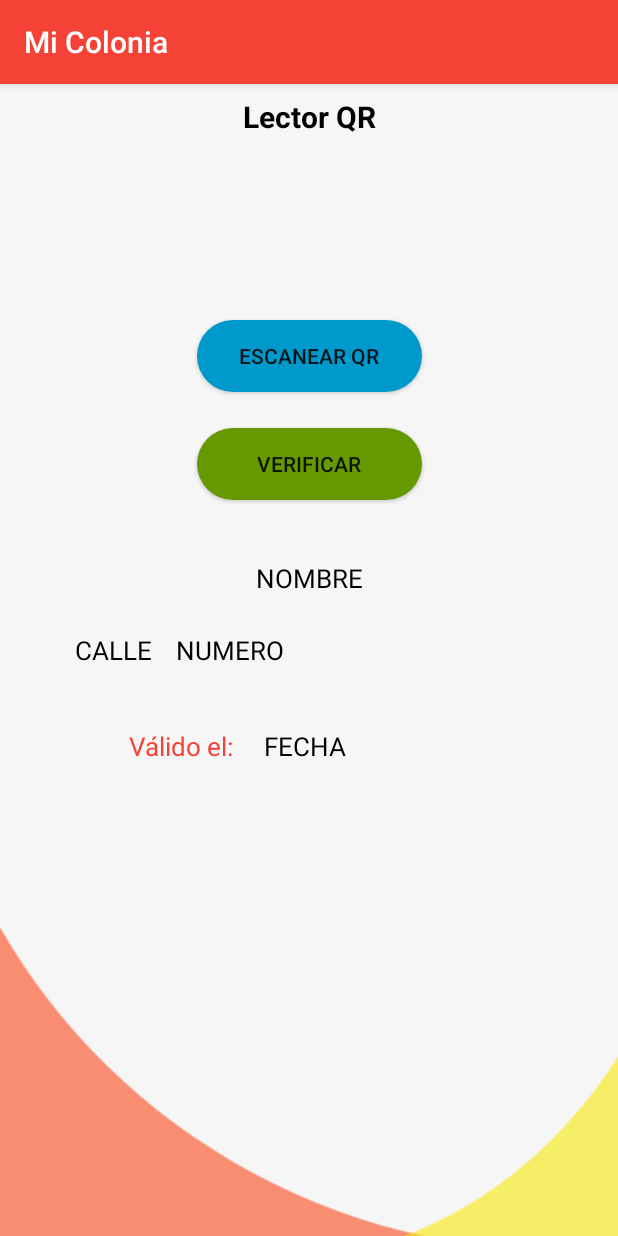
After one commit to Diegobr21/MiColonia, an Android app: the LectorQR screen opened directly, with no data from a screen before it, on a phone screen of 412 x 824 dp. The commit adds this screen. Run offline under Robolectric (Android 15) with nearby library versions, the phone set to English and light mode, and no system bars; our stand-ins replace Firebase (no records; nobody signed in at launch, a user with empty details on screens opened directly).

Commit message:
Qr code generator and scanner working

```diff
--- a/app/build.gradle
+++ b/app/build.gradle
@@ -42,6 +42,8 @@ dependencies {
     annotationProcessor 'com.github.bumptech.glide:compiler:4.9.0'
     implementation 'org.jetbrains:annotations-java5:15.0'
     //implementation 'com.journeyapps:zxing-android-embedded:4.1.0'
+    implementation 'com.journeyapps:zxing-android-embedded:3.2.0'
+    implementation 'com.google.zxing:core:3.3.0'
 
     // FirebaseUI for Cloud Firestore
     //implementation 'com.firebaseui:firebase-ui-firestore:6.2.0'
--- a/app/src/main/java/com/micolonia/app/Admin.java
+++ b/app/src/main/java/com/micolonia/app/Admin.java
@@ -45,9 +45,10 @@ private TextView usercolonia;
     private DocumentReference usuRef;
     private FirebaseFirestore db;
     private FirebaseAuth mAuth;
+    public String current_colonia, colonia_a;
     //private Map<String, Object> current_admin;
     private List<Usuario> arrayusuarios;
-    public String current_colonia, colonia_a;
+
     Context context;
     @Override
     protected void onCreate(Bundle savedInstanceState) {
--- /dev/null
+++ b/app/src/main/java/com/micolonia/app/LectorQR.java
@@ -0,0 +1,186 @@
+package com.micolonia.app;
+
+import androidx.annotation.NonNull;
+import androidx.annotation.Nullable;
+import androidx.appcompat.app.AppCompatActivity;
+
+import android.app.ProgressDialog;
+import android.content.Intent;
+import android.os.Bundle;
+import android.view.View;
+import android.widget.Button;
+import android.widget.TextView;
+import android.widget.Toast;
+
+import com.google.android.gms.tasks.OnFailureListener;
+import com.google.android.gms.tasks.OnSuccessListener;
+import com.google.firebase.auth.FirebaseAuth;
+import com.google.firebase.auth.FirebaseUser;
+import com.google.firebase.firestore.DocumentReference;
+import com.google.firebase.firestore.DocumentSnapshot;
+import com.google.firebase.firestore.FirebaseFirestore;
+import com.google.firebase.firestore.Query;
+import com.google.zxing.BarcodeFormat;
+import com.google.zxing.integration.android.IntentIntegrator;
+import com.google.zxing.integration.android.IntentResult;
+
+import java.util.Map;
+
+public class LectorQR extends AppCompatActivity {
+    private Button btnescanear_qr, btnverificar_qr;
+    private TextView txtqr, txtnom, txtcalle, txtnum, txtfecha;
+    //Firebase
+    private DocumentReference usuRef;
+    private FirebaseFirestore db;
+    private FirebaseAuth mAuth;
+    public String current_colonia, colonia_a, nombreusu, calleusu, numcalleusu;
+
+    @Override
+    protected void onCreate(Bundle savedInstanceState) {
+        super.onCreate(savedInstanceState);
+        setContentView(R.layout.activity_lector_qr);
+
+        //Firebase
+        db = FirebaseFirestore.getInstance();
+        mAuth = FirebaseAuth.getInstance();
+        FirebaseUser user = mAuth.getCurrentUser();
+        //email_current_user=user.getEmail();
+        usuRef=db.collection("usuarios").document(user.getUid());
+
+        btnescanear_qr = findViewById(R.id.btn_escanear_qr);
+        btnverificar_qr = findViewById(R.id.btn_verifycode);
+        txtqr = findViewById(R.id.txt_qr);
+        txtcalle = findViewById(R.id.calle_verify);
+        txtnom = findViewById(R.id.nom_verify);
+        txtnum = findViewById(R.id.numcalle_verify);
+        txtfecha = findViewById(R.id.fecha_validez);
+
+        btnescanear_qr.setOnClickListener(new View.OnClickListener() {
+            @Override
+            public void onClick(View v) {
+                new IntentIntegrator(LectorQR.this).initiateScan();
+            }
+        });
+
+        btnverificar_qr.setOnClickListener(new View.OnClickListener() {
+            @Override
+            public void onClick(View v) {
+                gettingColonia();
+            }
+        });
+    }
+
+    public String gettingColonia(){
+        usuRef.get()
+                .addOnSuccessListener(new OnSuccessListener<DocumentSnapshot>() {
+                    @Override
+                    public void onSuccess(DocumentSnapshot documentSnapshot) {
+
+                        if (documentSnapshot.exists()){
+                            Map<String, Object> usu = documentSnapshot.getData();
+                            current_colonia = usu.get("colonia").toString().trim();
+                            //Toast.makeText(Perfil.this, current_tipo, Toast.LENGTH_SHORT).show();
+                            if (current_colonia.equals("1")){
+                                colonia_a="Las Hadas";
+
+                            }
+                            else if (current_colonia.equals("2")){
+                                colonia_a="Mision Anahuac";
+                            }
+                            //usercolonia.setText("Admin colonia: " + colonia_a);
+                            verificarUID(current_colonia);
+
+                        }else{
+                            Toast.makeText(LectorQR.this,"No existe el id_colonia del usuario", Toast.LENGTH_SHORT).show();
+                        }
+                    }
+                })
+                .addOnFailureListener(new OnFailureListener() {
+                    @Override
+                    public void onFailure(@NonNull Exception e) {
+                        Toast.makeText(LectorQR.this,"Error!", Toast.LENGTH_SHORT).show();
+                    }
+                });
+        return current_colonia;
+    }
+
+
+    @Override
+    protected void onActivityResult(int requestCode, int resultCode, @Nullable Intent data) {
+        super.onActivityResult(requestCode, resultCode, data);
+        IntentResult result = IntentIntegrator.parseActivityResult(requestCode, resultCode, data);
+        if (result != null){
+            if(result.getContents() != null){
+                txtqr.setText(result.getContents());
+            }else{
+                Toast.makeText(this, "Error al escanear", Toast.LENGTH_SHORT).show();
+                txtqr.setText("");
+            }
+        }
+    }
+
+    private void verificarUID(final String colonia){
+
+
+        //final String uid = txtqr.getText().toString().trim();
+        String qr = txtqr.getText().toString().trim();
+        if (qr.length() > 0){
+            String[] parts = qr.split(" ");
+            final String uid = parts[0];
+            final String fecha = parts[1];
+            if (fecha.length() > 0){
+                txtfecha.setText(fecha);
+            }
+
+            //Toast.makeText(this, uid2, Toast.LENGTH_LONG).show();
+            if (uid.isEmpty()){
+                Toast.makeText(this, "No se ha escaneado codigo", Toast.LENGTH_LONG).show();
+
+            }else{
+                final ProgressDialog progressDialog = new ProgressDialog(this);
+                progressDialog.setMessage("Cargando");
+                progressDialog.show();
+
+                db.collection("usuarios").document(uid).get()
+                        .addOnSuccessListener(new OnSuccessListener<DocumentSnapshot>() {
+                            @Override
+                            public void onSuccess(DocumentSnapshot documentSnapshot) {
+                                if (documentSnapshot.exists()){
+                                    Map<String, Object> usuario = documentSnapshot.getData();
+
+                                    nombreusu = usuario.get("nombre").toString().trim();
+                                    calleusu = usuario.get("nombre_calle").toString().trim();
+                                    numcalleusu = usuario.get("num_calle").toString().trim();
+
+                                    //if(nombreusu.isEmpty() || calleusu.isEmpty() || numcalleusu.isEmpty()){}
+                                    txtcalle.setText("Calle " + calleusu);
+                                    txtnom.setText(nombreusu);
+                                    txtnum.setText("#" + numcalleusu);
+                                    progressDialog.dismiss();
+
+
+                                }else{
+                                    Toast.makeText(LectorQR.this,"Error, no hubo coincidencias con el codigo",
+                                            Toast.LENGTH_SHORT).show();
+                                    progressDialog.dismiss();
+                                }
+                            }
+                        })
+                        .addOnFailureListener(new OnFailureListener() {
+                            @Override
+                            public void onFailure(@NonNull Exception e) {
+                                Toast.makeText(LectorQR.this,"Error, no hubo coincidencias con el codigo",
+                                        Toast.LENGTH_SHORT).show();
+                                progressDialog.dismiss();
+
+                            }
+                        });
+
+
+            }
+        }else{
+            Toast.makeText(this, "No se ha escaneado codigo", Toast.LENGTH_LONG).show();
+        }
+
+    }
+}
--- /dev/null
+++ b/app/src/main/res/layout/activity_lector_qr.xml
@@ -0,0 +1,121 @@
+<?xml version="1.0" encoding="utf-8"?>
+<androidx.constraintlayout.widget.ConstraintLayout xmlns:android="http://schemas.android.com/apk/res/android"
+    xmlns:app="http://schemas.android.com/apk/res-auto"
+    xmlns:tools="http://schemas.android.com/tools"
+    android:layout_width="match_parent"
+    android:layout_height="match_parent"
+    android:orientation="vertical"
+    android:background="@drawable/bckgnd1"
+    tools:context=".LectorQR">
+
+    <TextView
+        android:id="@+id/textView9"
+        android:layout_width="match_parent"
+        android:layout_height="wrap_content"
+        android:layout_marginTop="8dp"
+        android:text="Lector QR"
+        android:textColor="@color/black"
+        android:textSize="20sp"
+        android:textAlignment="center"
+        android:textStyle="bold"
+        app:layout_constraintEnd_toEndOf="parent"
+        app:layout_constraintStart_toStartOf="parent"
+        app:layout_constraintTop_toTopOf="parent"></TextView>
+
+    <TextView
+        android:id="@+id/txt_qr"
+        android:layout_width="match_parent"
+        android:layout_height="wrap_content"
+        android:layout_marginTop="60dp"
+        android:padding="5dp"
+        app:layout_constraintEnd_toEndOf="parent"
+        app:layout_constraintStart_toStartOf="parent"
+        app:layout_constraintTop_toBottomOf="@+id/textView9"></TextView>
+
+    <Button
+        android:id="@+id/btn_escanear_qr"
+        android:layout_width="150dp"
+        android:layout_height="wrap_content"
+        android:layout_marginTop="32dp"
+        android:text="Escanear QR"
+        android:background="@drawable/botoncircular"
+        android:backgroundTint="@android:color/holo_blue_dark"
+        app:layout_constraintEnd_toEndOf="parent"
+        app:layout_constraintStart_toStartOf="parent"
+        app:layout_constraintTop_toBottomOf="@+id/txt_qr"></Button>
+
+    <Button
+        android:id="@+id/btn_verifycode"
+        android:layout_width="150dp"
+        android:layout_height="wrap_content"
+        android:layout_marginTop="24dp"
+        android:text="Verificar"
+        android:background="@drawable/botoncircular"
+        android:backgroundTint="@android:color/holo_green_dark"
+        app:layout_constraintEnd_toEndOf="parent"
+        app:layout_constraintStart_toStartOf="parent"
+        app:layout_constraintTop_toBottomOf="@+id/btn_escanear_qr"></Button>
+
+    <TextView
+        android:id="@+id/nom_verify"
+        android:layout_width="wrap_content"
+        android:layout_height="wrap_content"
+        android:layout_marginTop="40dp"
+        android:text="NOMBRE"
+        android:textColor="@color/black"
+        android:textSize="17sp"
+        app:layout_constraintEnd_toEndOf="parent"
+        app:layout_constraintStart_toStartOf="parent"
+        app:layout_constraintTop_toBottomOf="@+id/btn_verifycode"></TextView>
+
+    <TextView
+        android:id="@+id/calle_verify"
+        android:layout_width="wrap_content"
+        android:layout_height="wrap_content"
+        android:layout_marginStart="50dp"
+        android:layout_marginTop="24dp"
+        android:text="CALLE"
+        android:textColor="@color/black"
+        android:textSize="17sp"
+        app:layout_constraintStart_toStartOf="parent"
+        app:layout_constraintTop_toBottomOf="@+id/nom_verify"></TextView>
+
+    <TextView
+        android:id="@+id/numcalle_verify"
+        android:layout_width="wrap_content"
+        android:layout_height="wrap_content"
+        android:layout_marginStart="16dp"
+        android:layout_marginTop="24dp"
+        android:text="NUMERO"
+        android:textColor="@color/black"
+        android:textSize="17sp"
+        app:layout_constraintStart_toEndOf="@+id/calle_verify"
+        app:layout_constraintTop_toBottomOf="@+id/nom_verify"></TextView>
+
+    <TextView
+
+        android:id="@+id/textView10"
+        android:layout_width="wrap_content"
+        android:layout_height="wrap_content"
+        android:layout_marginTop="40dp"
+        android:text="Válido el: "
+        android:textColor="@color/colorPrimary"
+        android:textSize="17sp"
+        app:layout_constraintEnd_toEndOf="parent"
+        app:layout_constraintHorizontal_bias="0.254"
+        app:layout_constraintStart_toStartOf="parent"
+        app:layout_constraintTop_toBottomOf="@+id/calle_verify"></TextView>
+
+    <TextView
+        android:id="@+id/fecha_validez"
+        android:layout_width="wrap_content"
+        android:layout_height="wrap_content"
+        android:layout_marginStart="16dp"
+        android:layout_marginTop="40dp"
+        android:text="FECHA"
+        android:textColor="@color/black"
+        android:textSize="17sp"
+        app:layout_constraintStart_toEndOf="@+id/textView10"
+        app:layout_constraintTop_toBottomOf="@+id/numcalle_verify"></TextView>
+
+</androidx.constraintlayout.widget.ConstraintLayout>
```
Also changed, not shown: app/src/main/AndroidManifest.xml (+5 -3 lines), app/src/main/java/com/micolonia/app/GeneradorQR.java (added, +75 -0 lines), app/src/main/java/com/micolonia/app/Perfil.java (+30 -2 lines), app/src/main/res/drawable/ic_security_black_24dp.xml (added, +9 -0 lines), app/src/main/res/layout/activity_generador_qr.xml (added, +41 -0 lines), app/src/main/res/layout/activity_perfil.xml (+19 -10 lines), app/src/main/res/drawable/qricon.png (added).
